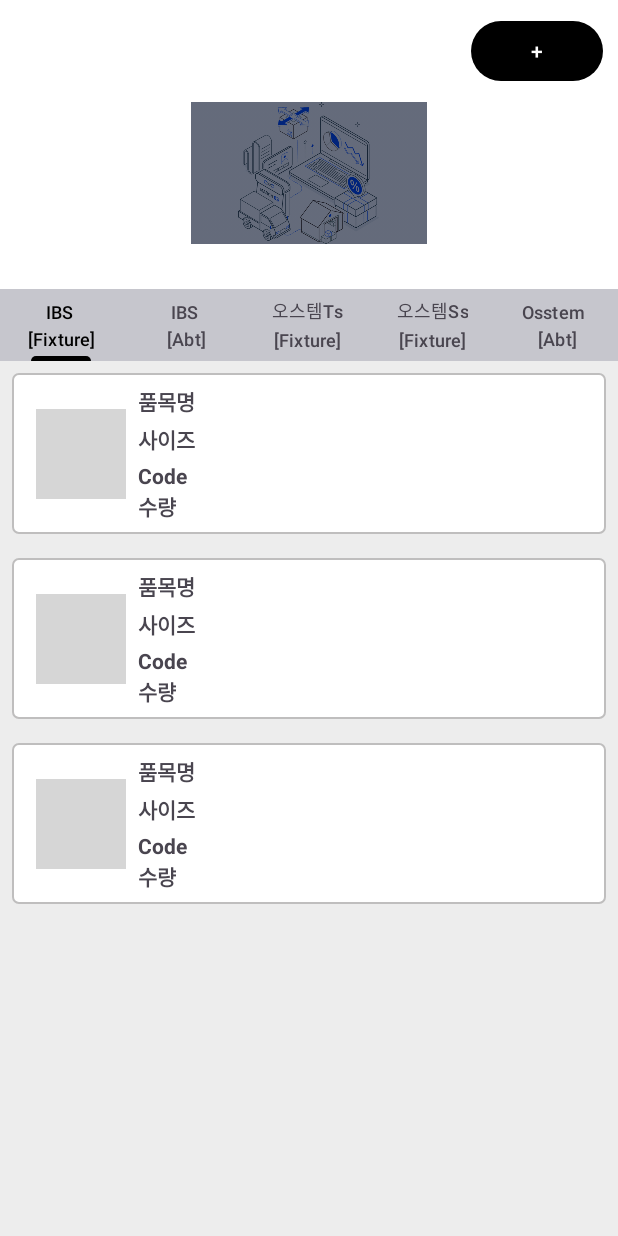
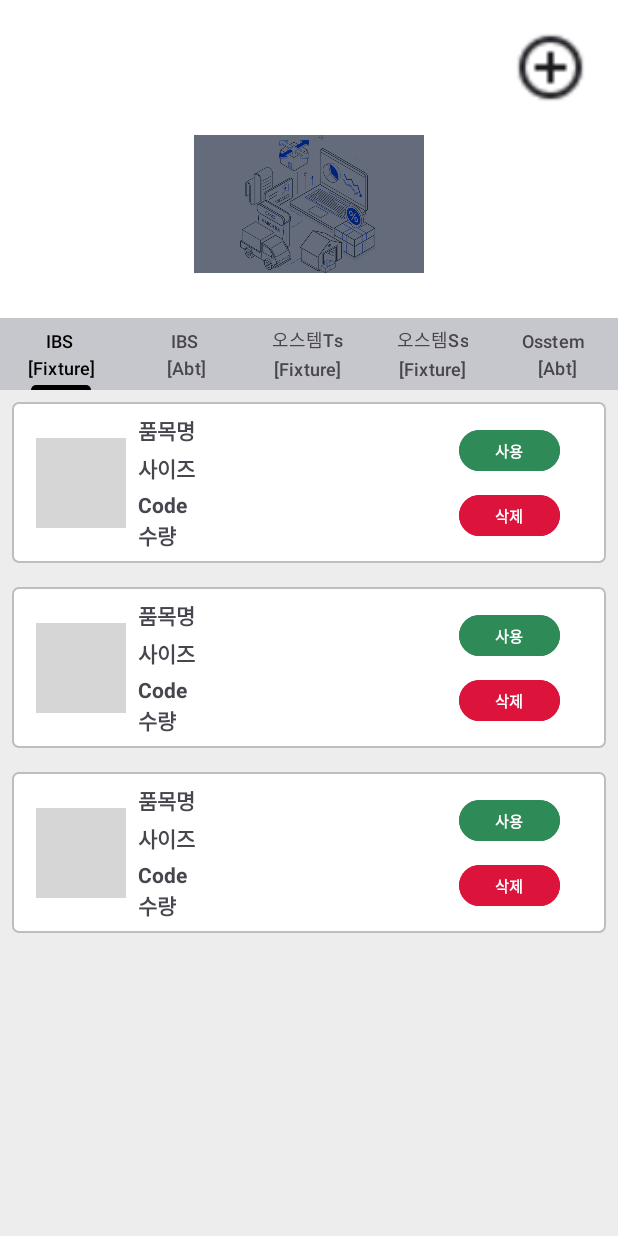
Before and after one commit to SD-duo/MorningCalm, an Android app: the layout fragment_fixture.xml on its own in the app's theme, with its tools: preview values and no code run, on a phone screen of 412 x 824 dp. Run offline under Robolectric (Android 15) with nearby library versions, the light colour scheme and no system bars; grey boxes are pictures that could not be loaded.

Commit message:
image 일부 수정

```diff
--- a/app/src/main/java/com/android/myapplication/Adapter/IbsFixtureAdapter.kt
+++ b/app/src/main/java/com/android/myapplication/Adapter/IbsFixtureAdapter.kt
@@ -1,12 +1,10 @@
 package com.android.myapplication.Adapter
 
-import android.content.Context
 import android.util.Log
 import android.view.LayoutInflater
 import android.view.ViewGroup
 import androidx.recyclerview.widget.RecyclerView
 import coil.load
-import com.android.myapplication.Data.Mc
 import com.android.myapplication.Data.Mc2
 import com.android.myapplication.R
 import com.android.myapplication.databinding.FragmentFixtureItemBinding
@@ -47,7 +45,7 @@
             tvSize.text = "${item.diameter} ø x ${item.length} mm"
             tvCode.text = item.code
             tvName.text = item.name
-            tvQuantity.text = item.quantity.toString()
+            tvQuantity.text = "재고 : " + item.quantity.toString()
 
             root.setOnClickListener {
 
--- a/app/src/main/java/com/android/myapplication/Adapter/OsstemAbutmentAdapter.kt
+++ b/app/src/main/java/com/android/myapplication/Adapter/OsstemAbutmentAdapter.kt
@@ -48,10 +48,10 @@
         fun bindItems(item: Mc2.ResultData.Result) = binding.apply {
 
             ivImg.load(R.drawable.teeth1)
+            tvName.text = item?.name
             tvSize.text =
                 item?.diameter.toString() + " ø " + " x " + item?.length.toString() + " mm "
-            tvQuantity.text = item?.code
-            tvName.text = item?.name
+            tvQuantity.text = "재고 : " + item.quantity.toString()
             root.setOnClickListener {
                 onItemClick(item) // 클릭된 아이템을 리스너로 전달
                 Log.d("ClickedView", "오스템 어버트먼트 어뎁터에서 아이템 클릭됨: ${item.name}")
--- a/app/src/main/java/com/android/myapplication/Adapter/OsstemFixtureSSAdapter.kt
+++ b/app/src/main/java/com/android/myapplication/Adapter/OsstemFixtureSSAdapter.kt
@@ -45,12 +45,11 @@
 
 
             ivImg.load(R.drawable.fixture_ss)
+            tvName.text = item?.name
             tvSize.text =
                 item?.diameter.toString() + " ø " + " x " + item?.length.toString() + " mm "
-            tvQuantity.text = item?.code
-            tvName.text = item?.name
             tvCode.text = item?.code
-            tvQuantity.text = item.quantity.toString()
+            tvQuantity.text = "재고 : " + item.quantity.toString()
 
             root.setOnClickListener {
                 onItemClick(item)
--- a/app/src/main/java/com/android/myapplication/Adapter/OsstemFixtureTSAdapter.kt
+++ b/app/src/main/java/com/android/myapplication/Adapter/OsstemFixtureTSAdapter.kt
@@ -45,12 +45,11 @@
 
 
             ivImg.load(R.drawable.fixture_ts)
+            tvName.text = item?.name
             tvSize.text =
                 item?.diameter.toString() + " ø " + " x " + item?.length.toString() + " mm "
-            tvQuantity.text = item?.code
-            tvName.text = item?.name
             tvCode.text = item?.code
-            tvQuantity.text = item.quantity.toString()
+            tvQuantity.text = "재고 : " + item.quantity.toString()
 
             root.setOnClickListener {
             onItemClick(item)
--- /dev/null
+++ b/app/src/main/java/com/android/myapplication/Data/DeleteMc.kt
@@ -0,0 +1,3 @@
+package com.android.myapplication.Data
+
+class DeleteMc(val id: Int?)
--- a/app/src/main/java/com/android/myapplication/Data/RequestMc.kt
+++ b/app/src/main/java/com/android/myapplication/Data/UpdateMc.kt
@@ -1,8 +1,7 @@
 package com.android.myapplication.Data
 
 
-data class RequestMc(
-
+data class UpdateMc(
     val id: Int?,
     val category: String?,
     val code: String?,
--- /dev/null
+++ b/app/src/main/res/drawable/round_border.xml
@@ -0,0 +1,7 @@
+<?xml version="1.0" encoding="utf-8"?>
+<shape xmlns:android="http://schemas.android.com/apk/res/android">
+    <solid android:color="@android:color/white"/> <!-- 배경색 -->
+    <corners android:radius="40dp"/> <!-- 둥근 모서리 -->
+    <stroke android:width="2dp" android:color="@android:color/darker_gray"/> <!-- 테두리 색상 -->
+    <padding android:left="10dp" android:right="10dp" android:top="10dp" android:bottom="10dp"/> <!-- 내부 패딩 -->
+</shape>
--- a/app/src/main/res/layout/fragment_fixture.xml
+++ b/app/src/main/res/layout/fragment_fixture.xml
@@ -14,13 +14,14 @@
         android:orientation="vertical"
         android:background="@color/white">
     <!--    추가버튼    -->
-        <Button
+        <ImageView
             android:id="@+id/btn_Add"
             android:layout_gravity="right"
-            android:layout_margin="10dp"
-            android:layout_width="wrap_content"
-            android:layout_height="wrap_content"
-            android:text="+"/>
+            android:layout_margin="20dp"
+            android:layout_width="50dp"
+            android:layout_height="50dp"
+            android:src="@drawable/add_circle"
+            android:backgroundTint="@color/AddGray"/>
 
 
     <!-- 상단 배경 이미지 -->
@@ -82,15 +83,17 @@
         android:id="@+id/view_Cliked"
         android:layout_width="match_parent"
         android:layout_height="match_parent"
+        android:layout_margin="300dp"
         android:orientation="vertical"
         android:gravity="center"
-        android:visibility="gone">
+        android:visibility="gone"
+        android:background="@drawable/round_border">
         <de.hdodenhof.circleimageview.CircleImageView
             android:id="@+id/btn_save"
             android:layout_marginLeft="120dp"
             android:layout_width="50dp"
             android:layout_height="50dp"
-            android:background="@drawable/teeth3"/>
+            android:background="@drawable/save"/>
         <!-- 뒤로가기 버튼 -->
         <androidx.appcompat.widget.AppCompatImageView
             android:id="@+id/img_cody_back"
@@ -101,46 +104,67 @@
 
         <EditText
             android:id="@+id/et_id"
-            android:layout_width="wrap_content"
-            android:layout_height="wrap_content"
+            android:layout_width="200dp"
+            android:layout_height="50dp"
             android:gravity="center"
-            android:hint="ID값이 들어갈 자리"/>
+            android:hint="ID값이 들어갈 자리"
+            android:background="@android:drawable/editbox_background"
+            android:padding="10dp"
+            android:layout_marginTop="12dp"/>
         <EditText
             android:id="@+id/et_category"
-            android:layout_width="wrap_content"
-            android:layout_height="wrap_content"
+            android:layout_width="200dp"
+            android:layout_height="50dp"
             android:gravity="center"
-            android:hint="category번호"/>
+            android:hint="category번호"
+            android:background="@android:drawable/editbox_background"
+            android:padding="10dp"
+            android:layout_marginTop="12dp" />
         <EditText
             android:id="@+id/et_code"
-            android:layout_width="wrap_content"
-            android:layout_height="wrap_content"
+            android:layout_width="200dp"
+            android:layout_height="50dp"
             android:gravity="center"
-            android:hint="code가 들어갈 자리"/>
+            android:hint="code가 들어갈 자리"
+            android:background="@android:drawable/editbox_background"
+            android:padding="10dp"
+            android:layout_marginTop="12dp"/>
         <EditText
             android:id="@+id/et_name"
-            android:layout_width="wrap_content"
-            android:layout_height="wrap_content"
+            android:layout_width="200dp"
+            android:layout_height="50dp"
             android:gravity="center"
-            android:hint="name이 들어갈 자리"/>
+            android:hint="name이 들어갈 자리"
+            android:background="@android:drawable/editbox_background"
+            android:padding="10dp"
+            android:layout_marginTop="12dp"/>
         <EditText
             android:id="@+id/et_diameter"
-            android:layout_width="wrap_content"
-            android:layout_height="wrap_content"
+            android:layout_width="200dp"
+            android:layout_height="50dp"
             android:gravity="center"
-            android:hint="diameter 가 들어갈 자리"/>
+            android:hint="diameter 가 들어갈 자리"
+            android:background="@android:drawable/editbox_background"
+            android:padding="10dp"
+            android:layout_marginTop="12dp"/>
         <EditText
             android:id="@+id/et_Length"
-            android:layout_width="wrap_content"
-            android:layout_height="wrap_content"
+            android:layout_width="200dp"
+            android:layout_height="50dp"
             android:gravity="center"
-            android:hint="Length가 들어갈 자리"/>
+            android:hint="Length가 들어갈 자리"
+            android:background="@android:drawable/editbox_background"
+            android:padding="10dp"
+            android:layout_marginTop="12dp"/>
         <EditText
             android:id="@+id/et_quantitiy"
-            android:layout_width="wrap_content"
-            android:layout_height="wrap_content"
+            android:layout_width="200dp"
+            android:layout_height="50dp"
             android:gravity="center"
-            android:hint="quantitiy가 들어갈 자리"/>
+            android:hint="quantitiy가 들어갈 자리"
+            android:background="@android:drawable/editbox_background"
+            android:padding="10dp"
+            android:layout_marginTop="12dp"/>
 
 
 
--- a/app/src/main/res/layout/fragment_fixture_item.xml
+++ b/app/src/main/res/layout/fragment_fixture_item.xml
@@ -23,17 +23,19 @@
         android:layout_width="0dp"
         android:layout_height="match_parent"
         android:layout_marginStart="8dp"
+        android:layout_marginEnd="90dp"
         android:orientation="vertical"
         app:layout_constraintEnd_toEndOf="parent"
-        app:layout_constraintStart_toEndOf="@id/iv_img">
+        app:layout_constraintStart_toEndOf="@id/iv_img"
+        tools:layout_editor_absoluteY="8dp">
 
         <androidx.appcompat.widget.AppCompatTextView
             android:id="@+id/tv_name"
             android:layout_width="wrap_content"
             android:layout_height="wrap_content"
             android:text="품목명"
-            android:textStyle="bold"
-            android:textSize="14sp" />
+            android:textSize="14sp"
+            android:textStyle="bold" />
 
         <androidx.appcompat.widget.AppCompatTextView
             android:id="@+id/tv_size"
@@ -49,16 +51,16 @@
             android:layout_width="wrap_content"
             android:layout_height="wrap_content"
             android:text="Code"
-            android:textStyle="bold"
-            android:textSize="14sp" />
+            android:textSize="14sp"
+            android:textStyle="bold" />
 
         <androidx.appcompat.widget.AppCompatTextView
             android:id="@+id/tv_quantity"
             android:layout_width="wrap_content"
             android:layout_height="wrap_content"
             android:text="수량"
-            android:textStyle="bold"
-            android:textSize="14sp" />
+            android:textSize="14sp"
+            android:textStyle="bold" />
 
 
     </LinearLayout>
@@ -72,11 +74,22 @@
         app:layout_constraintTop_toTopOf="parent"
         app:layout_constraintBottom_toBottomOf="parent">
 
-        <TextView
+        <Button
             android:id="@+id/tv_temporary"
-            android:layout_width="wrap_content"
-            android:layout_height="wrap_content"
-            android:text="임시"/>
+            android:layout_width="67dp"
+            android:layout_height="35dp"
+            android:layout_marginBottom="8dp"
+            android:textStyle="bold"
+            android:textSize="10sp"
+            android:text="사용"
+            android:backgroundTint="@color/Green"/>
+        <Button
+            android:layout_width="67dp"
+            android:layout_height="35dp"
+            android:textStyle="bold"
+            android:textSize="10sp"
+            android:text="삭제"
+            android:backgroundTint="@color/DeleteRed"/>
     </LinearLayout>
 >
 
--- a/app/src/main/res/values/colors.xml
+++ b/app/src/main/res/values/colors.xml
@@ -3,4 +3,8 @@
     <color name="black">#FF000000</color>
     <color name="white">#FFFFFFFF</color>
     <color name="Calm">#6495ed</color>
+    <color name="Green">#2e8b57</color>
+    <color name="DeleteRed">#dc143c</color>
+    <color name="AddGray">#a9a9a9</color>
+
 </resources>
```
Also changed, not shown: app/src/main/java/com/android/myapplication/Adapter/IbsAbutmentAdapter.kt (+3 -4 lines), app/src/main/java/com/android/myapplication/Data/InsertMc.kt (added, +11 -0 lines), app/src/main/java/com/android/myapplication/Data/Mc.kt (deleted, +0 -25 lines), app/src/main/java/com/android/myapplication/InventoryViewModel.kt (+26 -2 lines), app/src/main/java/com/android/myapplication/Service/ApiServiceMc.kt (+9 -5 lines), app/src/main/java/com/android/myapplication/UI/AddContactDialog.kt (added, +44 -0 lines), app/src/main/java/com/android/myapplication/UI/Inventory.kt (+6 -7 lines), app/src/main/res/layout/fragment_add_contact_dialog.xml (added, +81 -0 lines), app/src/main/res/drawable/add_circle.png (added), app/src/main/res/drawable/save.png.
